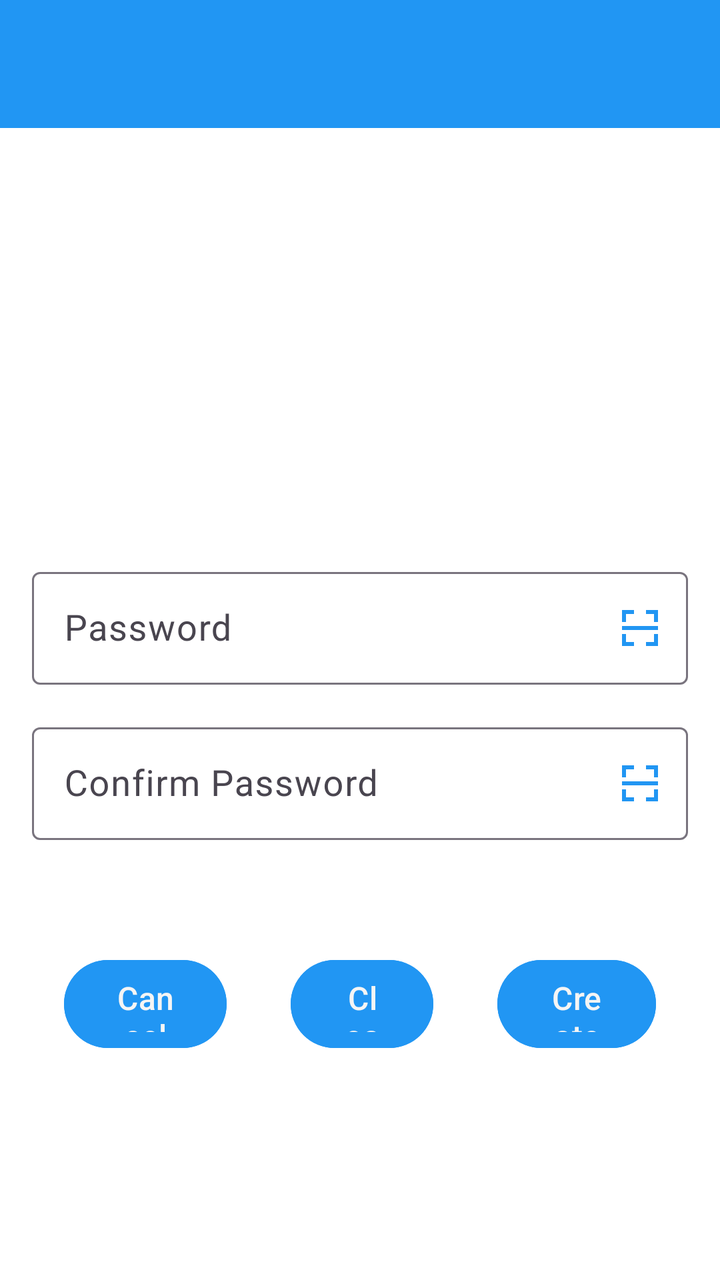
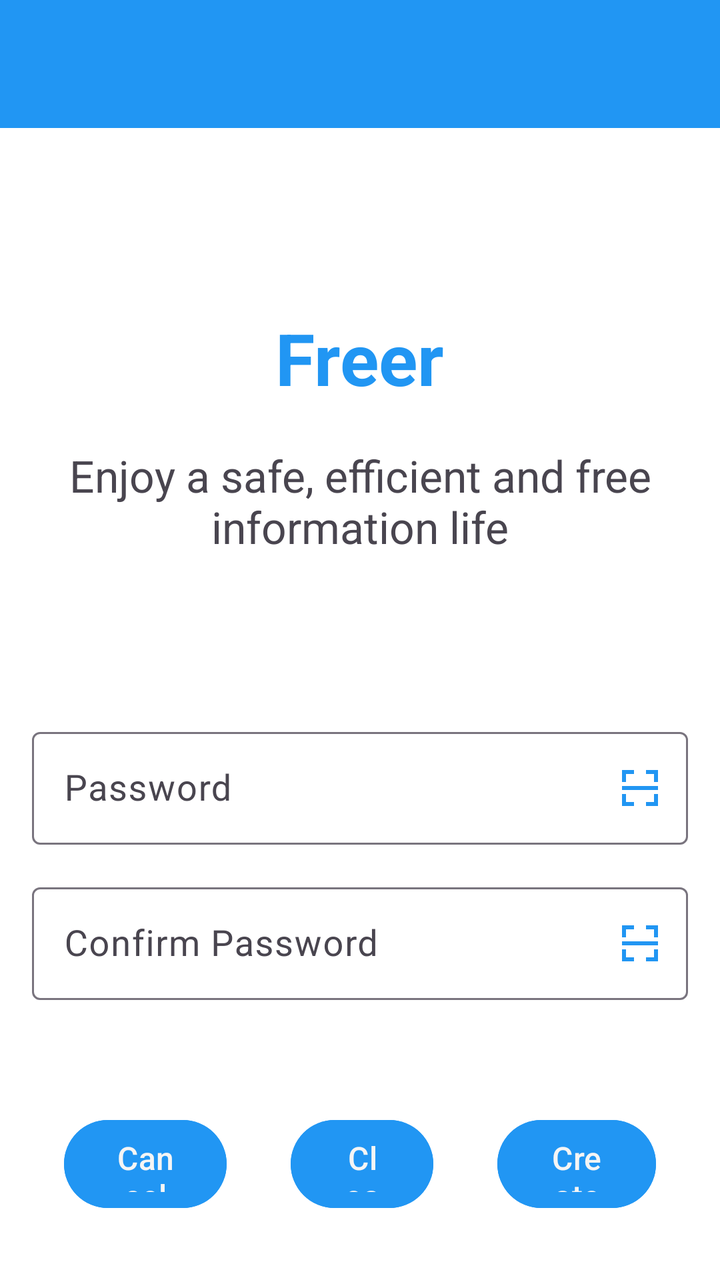

Before-and-after screenshots of an Android layout around one commit, followed by the original layout XML and the change that was made.
<!-- AndroidManifest.xml: application theme Theme.Freer -->
<!-- res/layout/activity_create_password.xml -->
<?xml version="1.0" encoding="utf-8"?>
<LinearLayout xmlns:android="http://schemas.android.com/apk/res/android"
    xmlns:app="http://schemas.android.com/apk/res-auto"
    xmlns:tools="http://schemas.android.com/tools"
    android:layout_width="match_parent"
    android:layout_height="match_parent"
    android:orientation="vertical"
    tools:context=".initiate.CreatePasswordActivity">

    <include
        android:id="@+id/toolbar"
        layout="@layout/common_toolbar" />

    <LinearLayout
        android:layout_width="match_parent"
        android:layout_height="match_parent"
        android:orientation="vertical"
        android:padding="16dp"
        android:gravity="bottom|center_horizontal"
        android:layout_marginBottom="80dp">

        <com.google.android.material.textfield.TextInputLayout
            android:id="@+id/passwordInputLayout"
            android:layout_width="match_parent"
            android:layout_height="wrap_content"
            android:layout_marginBottom="16dp"
            app:endIconMode="custom"
            app:endIconDrawable="@drawable/ic_scan"
            app:endIconContentDescription="@string/scan_qr_code"
            app:endIconTint="@color/colorAccent">

            <com.google.android.material.textfield.TextInputEditText
                android:id="@+id/passwordInput"
                android:layout_width="match_parent"
                android:layout_height="wrap_content"
                android:hint="@string/password_hint"
                android:inputType="textPassword"
                android:textSize="18sp"
                android:padding="16dp"/>

        </com.google.android.material.textfield.TextInputLayout>

        <com.google.android.material.textfield.TextInputLayout
            android:id="@+id/confirmPasswordInputLayout"
            android:layout_width="match_parent"
            android:layout_height="wrap_content"
            android:layout_marginBottom="24dp"
            app:endIconMode="custom"
            app:endIconDrawable="@drawable/ic_scan"
            app:endIconContentDescription="@string/scan_qr_code"
            app:endIconTint="@color/colorAccent">

            <com.google.android.material.textfield.TextInputEditText
                android:id="@+id/confirmPasswordInput"
                android:layout_width="match_parent"
                android:layout_height="wrap_content"
                android:hint="@string/confirm_password_hint"
                android:inputType="textPassword"
                android:textSize="18sp"
                android:padding="16dp"/>

        </com.google.android.material.textfield.TextInputLayout>

        <TextView
            android:id="@+id/errorText"
            android:layout_width="match_parent"
            android:layout_height="wrap_content"
            android:textColor="#FF0000"
            android:gravity="center"
            android:layout_marginBottom="16dp"
            android:visibility="gone"/>

        <LinearLayout
            android:layout_width="match_parent"
            android:layout_height="wrap_content"
            android:orientation="horizontal"
            android:layout_marginTop="16dp">

            <com.google.android.material.button.MaterialButton
                android:id="@+id/cancelButton"
                style="@style/ButtonStyle"
                android:layout_margin="16dp"
                android:text="@string/cancel" />

            <com.google.android.material.button.MaterialButton
                android:id="@+id/clearButton"
                style="@style/ButtonStyle"
                android:layout_margin="16dp"
                android:text="@string/clear" />

            <com.google.android.material.button.MaterialButton
                android:id="@+id/createButton"
                style="@style/ButtonStyle"
                android:layout_margin="16dp"
                android:text="@string/create"/>

        </LinearLayout>

    </LinearLayout>

</LinearLayout>
<!-- res/layout/common_toolbar.xml (included above) -->
<?xml version="1.0" encoding="utf-8"?>
<androidx.appcompat.widget.Toolbar xmlns:android="http://schemas.android.com/apk/res/android"
    xmlns:app="http://schemas.android.com/apk/res-auto"
    android:id="@+id/toolbar"
    android:layout_width="match_parent"
    android:layout_height="?attr/actionBarSize"
    android:background="@color/colorAccent"
    android:theme="@style/ThemeOverlay.Freer.Toolbar">

    <LinearLayout
        android:id="@+id/toolbar_fid_container"
        android:layout_width="wrap_content"
        android:layout_height="match_parent"
        android:layout_gravity="end"
        android:orientation="horizontal"
        android:gravity="center_vertical"
        android:paddingEnd="4dp"
        android:paddingStart="16dp"
        android:visibility="gone"
        android:clickable="true"
        android:focusable="true"
        android:background="?android:attr/selectableItemBackground">

        <TextView
            android:id="@+id/toolbar_fid_text"
            android:layout_width="wrap_content"
            android:layout_height="wrap_content"
            android:layout_marginEnd="8dp"
            android:text="FID123456789..."
            android:textColor="@android:color/white"
            android:textSize="14sp"
            android:maxLines="1"
            android:ellipsize="none" />

        <ImageView
            android:id="@+id/toolbar_avatar"
            android:layout_width="42dp"
            android:layout_height="42dp"
            android:background="@color/colorAccent"
            android:scaleType="centerCrop"
            android:contentDescription="@string/avatar" />

    </LinearLayout>

</androidx.appcompat.widget.Toolbar>
<!-- resources referenced by this layout -->
<resources>
  <color name="colorAccent">#2196F3</color>
  <!-- drawable ic_scan (drawable) -->
  <?xml version="1.0" encoding="utf-8"?>
  <vector xmlns:android="http://schemas.android.com/apk/res/android"
      android:width="24dp"
      android:height="24dp"
      android:viewportWidth="24"
      android:viewportHeight="24"
      android:tint="@color/colorAccent">
      <path
          android:fillColor="@color/text_color"
          android:pathData="M3,3h6v2h-4v4h-2zM3,21h6v-2h-4v-4h-2zM15,21h6v-6h-2v4h-4zM21,3h-6v2h4v4h2z"/>
      <path
          android:fillColor="@color/text_color"
          android:pathData="M3,11h18v2h-18z"/>
  </vector>
  <string name="avatar">Avatar</string>
  <string name="cancel">Cancel</string>
  <string name="clear">Clear</string>
  <string name="confirm_password_hint">Confirm Password</string>
  <string name="create">Create</string>
  <string name="password_hint">Password</string>
  <string name="scan_qr_code">Scan QR Code</string>
  <style name="ButtonStyle">
          <item name="android:textColor">@color/main_background</item>
          <item name="android:backgroundTint">@color/colorAccent</item>
          <item name="android:paddingStart">8dp</item>
          <item name="android:paddingEnd">8dp</item>
          <item name="android:paddingTop">8dp</item>
          <item name="android:paddingBottom">8dp</item>
          <item name="android:textSize">16sp</item>
          <item name="android:textAllCaps">false</item>
          <item name="android:layout_width">wrap_content</item>
          <item name="android:layout_height">@dimen/button_height</item>
          <item name="android:layout_weight">1</item>
          <item name="android:layout_marginStart">4dp</item>
          <item name="android:layout_marginEnd">4dp</item>
          <item name="android:layout_margin">8dp</item>
          <item name="android:layout_gravity">center</item>
      </style>
  <style name="ThemeOverlay.Freer.Toolbar" parent="ThemeOverlay.AppCompat.ActionBar">
          <item name="android:textColorPrimary">@color/main_background</item>
          <item name="android:textColorSecondary">@color/main_background</item>
      </style>
  <style name="Theme.Freer" parent="Base.Theme.Freer" />
  <color name="text_color">#000000</color>
  <color name="main_background">#F5F5F5</color>
  <dimen name="button_height">52dp</dimen>
  <style name="Base.Theme.Freer" parent="Theme.Material3.DayNight.NoActionBar">
          <item name="colorPrimary">#2196F3</item>
          <item name="colorAccent">#2196F3</item>
          <item name="android:windowBackground">#FFFFFF</item>
          
          <item name="android:windowLayoutInDisplayCutoutMode">shortEdges</item>
          <item name="android:enforceNavigationBarContrast">false</item>
          <item name="android:enforceStatusBarContrast">false</item>
          <item name="android:statusBarColor">@android:color/transparent</item>
          <item name="android:navigationBarColor">@android:color/transparent</item>
          <item name="android:windowLightStatusBar">true</item>
          <item name="android:windowLightNavigationBar">true</item>
      </style>
</resources>

<!-- the commit's change to res/layout/activity_create_password.xml (unified diff, before → after) -->
@@ -11,13 +11,45 @@
         android:id="@+id/toolbar"
         layout="@layout/common_toolbar" />
 
+    
+    <LinearLayout
+        android:id="@+id/branding_container"
+        android:layout_width="match_parent"
+        android:layout_height="0dp"
+        android:layout_weight="1"
+        android:orientation="vertical"
+        android:gravity="center"
+        android:paddingTop="32dp"
+        android:paddingBottom="8dp"
+        app:layout_constraintTop_toTopOf="parent">
+
+        <TextView
+            android:id="@+id/app_name_text"
+            android:layout_width="wrap_content"
+            android:layout_height="wrap_content"
+            android:text="@string/app_name"
+            android:textSize="36sp"
+            android:textStyle="bold"
+            android:textColor="?attr/colorPrimary" />
+
+        <TextView
+            android:id="@+id/app_slogan_text"
+            android:layout_width="wrap_content"
+            android:layout_height="wrap_content"
+            android:text="@string/app_slogan"
+            android:textSize="22sp"
+            android:layout_marginTop="20dp"
+            android:textColor="?android:attr/textColorSecondary"
+            android:gravity="center" />
+
+    </LinearLayout>
+
     <LinearLayout
         android:layout_width="match_parent"
-        android:layout_height="match_parent"
+        android:layout_height="wrap_content"
         android:orientation="vertical"
         android:padding="16dp"
-        android:gravity="bottom|center_horizontal"
-        android:layout_marginBottom="80dp">
+        android:gravity="bottom|center_horizontal">
 
         <com.google.android.material.textfield.TextInputLayout
             android:id="@+id/passwordInputLayout"
@@ -27,7 +59,7 @@
             app:endIconMode="custom"
             app:endIconDrawable="@drawable/ic_scan"
             app:endIconContentDescription="@string/scan_qr_code"
-            app:endIconTint="@color/colorAccent">
+            app:endIconTint="@color/accent">
 
             <com.google.android.material.textfield.TextInputEditText
                 android:id="@+id/passwordInput"
@@ -48,7 +80,7 @@
             app:endIconMode="custom"
             app:endIconDrawable="@drawable/ic_scan"
             app:endIconContentDescription="@string/scan_qr_code"
-            app:endIconTint="@color/colorAccent">
+            app:endIconTint="@color/accent">
 
             <com.google.android.material.textfield.TextInputEditText
                 android:id="@+id/confirmPasswordInput"
@@ -67,7 +99,6 @@
             android:layout_height="wrap_content"
             android:textColor="#FF0000"
             android:gravity="center"
-            android:layout_marginBottom="16dp"
             android:visibility="gone"/>
 
         <LinearLayout
@@ -106,7 +137,7 @@
     android:id="@+id/toolbar"
     android:layout_width="match_parent"
     android:layout_height="?attr/actionBarSize"
-    android:background="@color/colorAccent"
+    android:background="@color/accent"
     android:theme="@style/ThemeOverlay.Freer.Toolbar">
 
     <LinearLayout
@@ -115,30 +146,31 @@
         android:layout_height="match_parent"
         android:layout_gravity="end"
         android:orientation="horizontal"
-        android:gravity="center_vertical"
-        android:paddingEnd="4dp"
-        android:paddingStart="16dp"
+        android:gravity="end|center_vertical"
         android:visibility="gone"
         android:clickable="true"
         android:focusable="true"
+        android:paddingStart="8dp"
+        android:paddingEnd="16dp"
         android:background="?android:attr/selectableItemBackground">
 
         <TextView
             android:id="@+id/toolbar_fid_text"
-            android:layout_width="wrap_content"
+            android:layout_width="130dp"
             android:layout_height="wrap_content"
-            android:layout_marginEnd="8dp"
-            android:text="FID123456789..."
-            android:textColor="@android:color/white"
+            android:textColor="@color/main_background"
+            android:paddingStart="8dp"
+            android:paddingEnd="4dp"
             android:textSize="14sp"
             android:maxLines="1"
-            android:ellipsize="none" />
+            android:gravity="end"
+            android:ellipsize="middle" />
 
         <ImageView
             android:id="@+id/toolbar_avatar"
             android:layout_width="42dp"
             android:layout_height="42dp"
-            android:background="@color/colorAccent"
+            android:background="@color/accent"
             android:scaleType="centerCrop"
             android:contentDescription="@string/avatar" />
 
<!-- resource entries referenced after the edit -->
@@ -1,6 +1,6 @@
 <!-- resources referenced by this layout -->
 <resources>
-  <color name="colorAccent">#2196F3</color>
+  <color name="accent">#2196F3</color>
   <!-- drawable ic_scan (drawable) -->
   <?xml version="1.0" encoding="utf-8"?>
   <vector xmlns:android="http://schemas.android.com/apk/res/android"
@@ -8,14 +8,16 @@
       android:height="24dp"
       android:viewportWidth="24"
       android:viewportHeight="24"
-      android:tint="@color/colorAccent">
+      android:tint="@color/accent">
       <path
-          android:fillColor="@color/text_color"
+          android:fillColor="@color/text"
           android:pathData="M3,3h6v2h-4v4h-2zM3,21h6v-2h-4v-4h-2zM15,21h6v-6h-2v4h-4zM21,3h-6v2h4v4h2z"/>
       <path
-          android:fillColor="@color/text_color"
+          android:fillColor="@color/text"
           android:pathData="M3,11h18v2h-18z"/>
   </vector>
+  <string name="app_name">Freer</string>
+  <string name="app_slogan">Enjoy a safe, efficient and free information life</string>
   <string name="avatar">Avatar</string>
   <string name="cancel">Cancel</string>
   <string name="clear">Clear</string>
@@ -25,7 +27,7 @@
   <string name="scan_qr_code">Scan QR Code</string>
   <style name="ButtonStyle">
           <item name="android:textColor">@color/main_background</item>
-          <item name="android:backgroundTint">@color/colorAccent</item>
+          <item name="android:backgroundTint">@color/accent</item>
           <item name="android:paddingStart">8dp</item>
           <item name="android:paddingEnd">8dp</item>
           <item name="android:paddingTop">8dp</item>
@@ -45,7 +47,7 @@
           <item name="android:textColorSecondary">@color/main_background</item>
       </style>
   <style name="Theme.Freer" parent="Base.Theme.Freer" />
-  <color name="text_color">#000000</color>
+  <color name="text">#000000</color>
   <color name="main_background">#F5F5F5</color>
   <dimen name="button_height">52dp</dimen>
   <style name="Base.Theme.Freer" parent="Theme.Material3.DayNight.NoActionBar">
